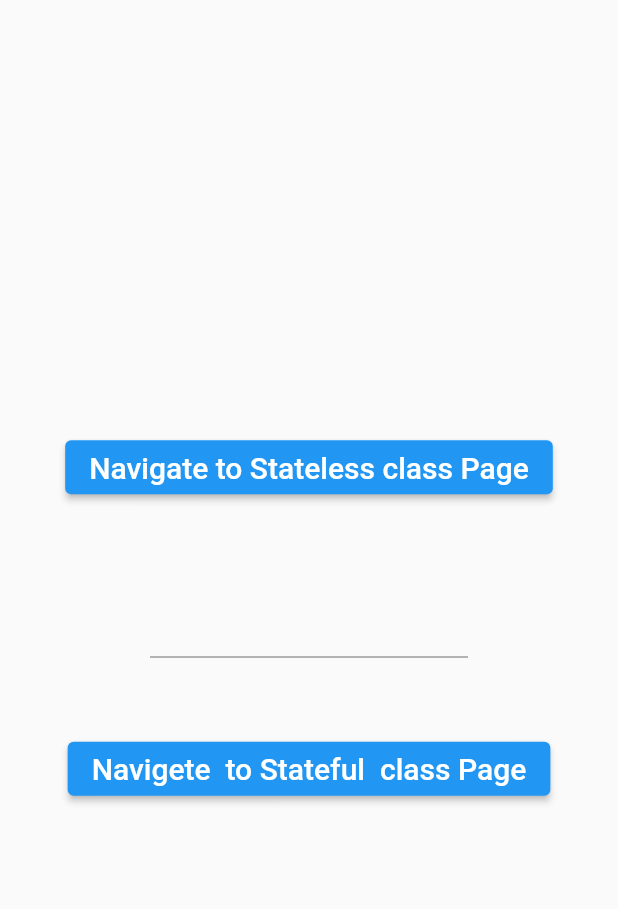
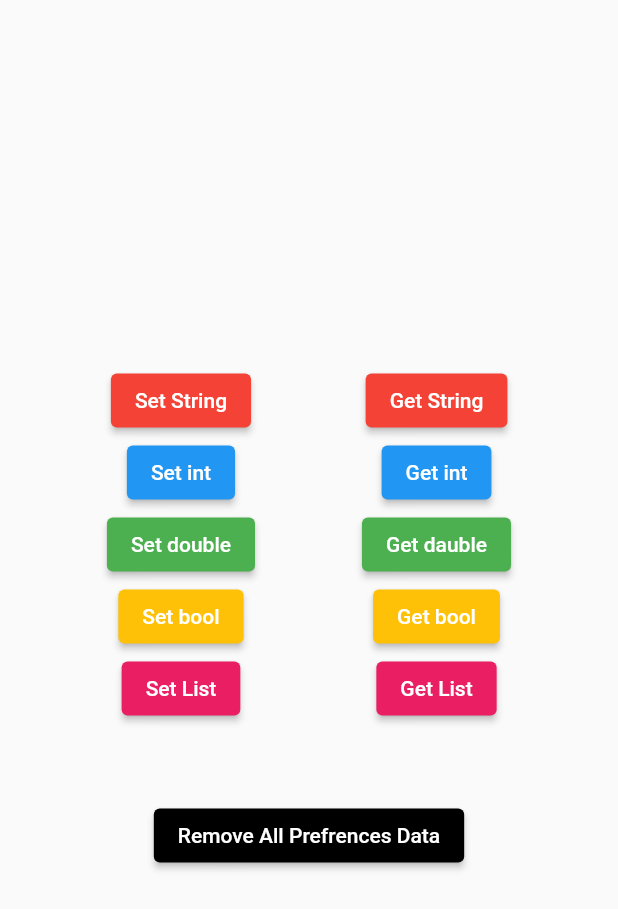
Before and after one commit to Somnath6Das/some_package, a Flutter app: the screen it shows after launch, on a phone screen of 412 x 824 dp. Shown: the top 909 px of the screen. Run offline on Flutter 3.47's test engine with Material 2 defaults, Android fonts, the phone set to English and light mode, and no system bars; our stand-ins replace shared_preferences.

Commit message:
4-upload

```diff
--- a/lib/shared_preferences.dart
+++ b/lib/Shared_preferences/shared_preferences_home.dart
@@ -9,6 +9,8 @@ class SharedPrefsHome extends StatefulWidget {
 }
 
 class _SharedPrefsHomeState extends State<SharedPrefsHome> {
+
+  //Text field save data and the data appeare when app start.
   final TextEditingController _controller = TextEditingController();
 
   void saveText(String text) async {
@@ -38,7 +40,6 @@ class _SharedPrefsHomeState extends State<SharedPrefsHome> {
   Widget build(BuildContext context) {
     return Scaffold(
       body: SafeArea(
-          child: Container(
         child: Center(
             child: Padding(
               padding: const EdgeInsets.symmetric(horizontal: 30),
@@ -49,7 +50,7 @@ class _SharedPrefsHomeState extends State<SharedPrefsHome> {
           },
         ),
             )),
-      )),
+      ),
     );
   }
 }
--- /dev/null
+++ b/lib/Shared_preferences/shered_pref_two.dart
@@ -0,0 +1,189 @@
+import 'package:flutter/material.dart';
+import 'package:provider/provider.dart';
+import 'package:shared_preferences/shared_preferences.dart';
+import 'package:some_packages/json%20serial-deserial/app_state.dart';
+
+class SheredPrefTwo extends StatefulWidget {
+  SheredPrefTwo({Key? key}) : super(key: key);
+
+  @override
+  State<SheredPrefTwo> createState() => _SheredPrefTwoState();
+}
+
+class _SheredPrefTwoState extends State<SheredPrefTwo> {
+  //intances
+
+
+  SharedPrefrencesHelper _prefrencesHelper = SharedPrefrencesHelper();
+  @override
+  Widget build(BuildContext context) {
+    return Scaffold(
+      body: Center(
+          child: Column(
+        mainAxisAlignment: MainAxisAlignment.center,
+        children: [
+          Row(
+            mainAxisAlignment: MainAxisAlignment.spaceEvenly,
+            children: [
+              Column(
+                mainAxisAlignment: MainAxisAlignment.center,
+                children: [
+                  ElevatedButton(
+                    onPressed: () {
+                      _prefrencesHelper.setStringInPrefrences();
+                    },
+                    child: const Text("Set String"),
+                    style: ElevatedButton.styleFrom(primary: Colors.red),
+                  ),
+                  ElevatedButton(
+                      onPressed: () {
+                        _prefrencesHelper.setIntInPrefrefrences();
+                      },
+                      child: const Text("Set int"),
+                      style: ElevatedButton.styleFrom(primary: Colors.blue)),
+                  ElevatedButton(
+                      onPressed: () {
+                        _prefrencesHelper.setDoubleInPrefrences();
+                      },
+                      child: const Text("Set double"),
+                      style: ElevatedButton.styleFrom(primary: Colors.green)),
+                  ElevatedButton(
+                      onPressed: () {
+                        _prefrencesHelper.setBoolInPrefrences();
+                      },
+                      child: const Text("Set bool"),
+                      style: ElevatedButton.styleFrom(primary: Colors.amber)),
+                  ElevatedButton(
+                      onPressed: () {
+                        _prefrencesHelper.setListInPrefrences();
+                      },
+                      child: const Text("Set List"),
+                      style: ElevatedButton.styleFrom(primary: Colors.pink)),
+                ],
+              ),
+              Column(
+                mainAxisAlignment: MainAxisAlignment.center,
+                children: [
+                  ElevatedButton(
+                    onPressed: () {
+
+                          _prefrencesHelper.getStringFromPrefrences();
+
+                    },
+                    child: const Text(
+                      "Get String",
+                    ),
+                    style: ElevatedButton.styleFrom(primary: Colors.red),
+                  ),
+                  ElevatedButton(
+                      onPressed: () {
+                        _prefrencesHelper.getIntFromPrefrences();
+                      },
+                      child: const Text("Get int"),
+                      style: ElevatedButton.styleFrom(primary: Colors.blue)),
+                  ElevatedButton(
+                      onPressed: () {
+                        _prefrencesHelper.getDoubleFromPrefrences();
+                      },
+                      child: const Text("Get dauble"),
+                      style: ElevatedButton.styleFrom(primary: Colors.green)),
+                  ElevatedButton(
+                      onPressed: () {
+                        _prefrencesHelper.getBoolFromPrefrences();
+                      },
+                      child: const Text("Get bool"),
+                      style: ElevatedButton.styleFrom(primary: Colors.amber)),
+                  ElevatedButton(
+                      onPressed: () {
+                        _prefrencesHelper.getListFromPrefrences();
+                      },
+                      child: const Text("Get List"),
+                      style: ElevatedButton.styleFrom(primary: Colors.pink)),
+                ],
+              ),
+            ],
+          ),
+          const SizedBox(height: 50),
+          ElevatedButton(
+              onPressed: () {
+                _prefrencesHelper.removeData("string");
+                _prefrencesHelper.removeData("int");
+                _prefrencesHelper.removeData("double");
+                _prefrencesHelper.removeData("bool");
+                _prefrencesHelper.removeData("list");
+              },
+              child: const Text("Remove All Prefrences Data"),
+              style: ElevatedButton.styleFrom(primary: Colors.black)),
+        ],
+      )),
+    );
+  }
+}
+
+class SharedPrefrencesHelper {
+  //Shared Preferance set method.
+  void setStringInPrefrences() async {
+    SharedPreferences _prefs = await SharedPreferences.getInstance();
+    await _prefs
+        .setString("string", "This is String")
+        .then((value) => print(value));
+  }
+
+  void setIntInPrefrefrences() async {
+    SharedPreferences _prefs = await SharedPreferences.getInstance();
+    await _prefs.setInt("int", 1).then((value) => print(value));
+  }
+
+  void setDoubleInPrefrences() async {
+    SharedPreferences _prefs = await SharedPreferences.getInstance();
+    await _prefs.setDouble("double", 2.5).then((value) => print(value));
+  }
+
+  void setBoolInPrefrences() async {
+    SharedPreferences _prefs = await SharedPreferences.getInstance();
+    await _prefs.setBool("bool", true).then((value) => print(value));
+  }
+
+  void setListInPrefrences() async {
+    SharedPreferences _prefs = await SharedPreferences.getInstance();
+    await _prefs.setStringList(
+        "list", <String>["StringList1", "StringList2", "StringList3"]);
+  }
+
+  //Shared Preferance get method.
+  void getStringFromPrefrences() async {
+    SharedPreferences _prefs = await SharedPreferences.getInstance();
+    String? value = _prefs.getString("string");
+    print(value);
+  }
+
+  void getIntFromPrefrences() async {
+    SharedPreferences _prefs = await SharedPreferences.getInstance();
+    int? intvalue = _prefs.getInt("int");
+    print(intvalue);
+  }
+
+  void getDoubleFromPrefrences() async {
+    SharedPreferences _prefs = await SharedPreferences.getInstance();
+    double? doublevalue = _prefs.getDouble("double");
+    print(doublevalue);
+  }
+
+  void getBoolFromPrefrences() async {
+    SharedPreferences _prefs = await SharedPreferences.getInstance();
+    bool? boolvalue = _prefs.getBool("bool");
+    print(boolvalue);
+  }
+
+  void getListFromPrefrences() async {
+    SharedPreferences _prefs = await SharedPreferences.getInstance();
+    List<String>? listvalue = _prefs.getStringList("list");
+    print(listvalue);
+  }
+
+  //Shared Preferance remove method.
+  void removeData(String key) async {
+    SharedPreferences _prefs = await SharedPreferences.getInstance();
+    await _prefs.remove(key).then((value) => print("Data Removed"));
+  }
+}
--- a/lib/main.dart
+++ b/lib/main.dart
@@ -1,5 +1,7 @@
 import 'package:flutter/material.dart';
 import 'package:provider/provider.dart';
+import 'package:some_packages/Shared_preferences/shared_preferences_home.dart';
+import 'package:some_packages/Shared_preferences/shered_pref_two.dart';
 import 'package:some_packages/app_life_cycle_home.dart';
 import 'package:some_packages/data%20pass%20between%20screens/pass_data_home.dart';
 import 'package:some_packages/json serial-deserial/app_state.dart';
@@ -15,15 +17,20 @@ class MyApp extends StatelessWidget {
 
   @override
   Widget build(BuildContext context) {
-    return ChangeNotifierProvider(
+
+
+     return ChangeNotifierProvider(
       create: (context) => AppState(),
-      child: MaterialApp(
+
+
+       child: MaterialApp(
         debugShowCheckedModeBanner: false,
         title: 'Flutter Demo',
         theme: ThemeData(
           primarySwatch: Colors.blue,
         ),
         // home: SharedPrefsHome(),
+        home: SheredPrefTwo(),
         //  home:HttpHome()
         // home: HomeJson(),
         //home: StreamControHome(),
@@ -31,8 +38,8 @@ class MyApp extends StatelessWidget {
         // home: StreamBroadcastHome(),
         //home: StatefulBuilderHome(),
         //home: AppLifeCycleHome(),
-        home: PassDataHome(),
+        // home: PassDataHome(),
       ),
-    );
+   );
   }
 }
```
